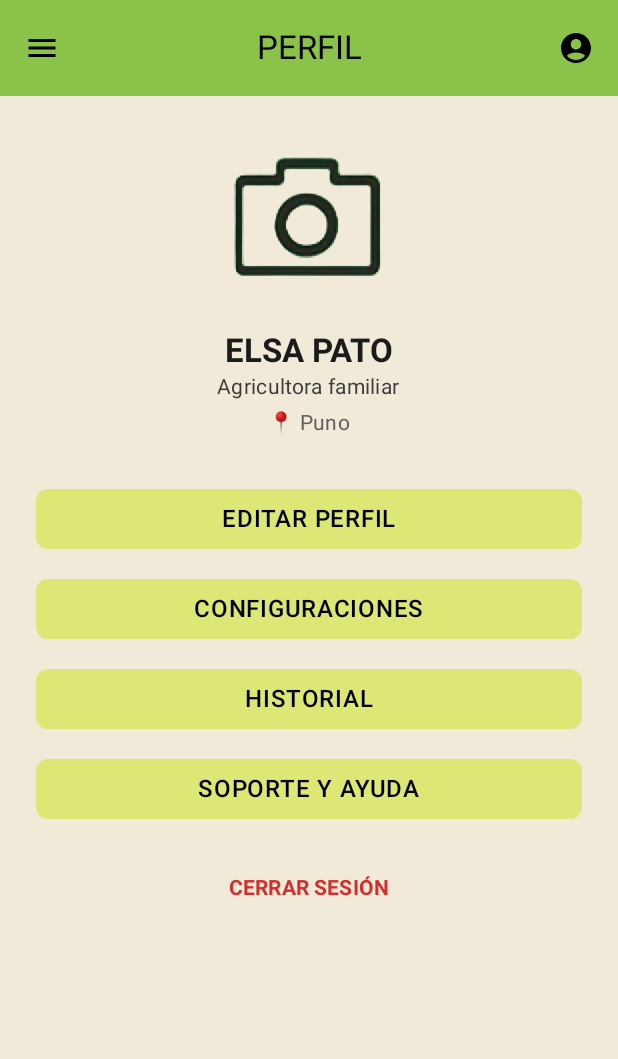
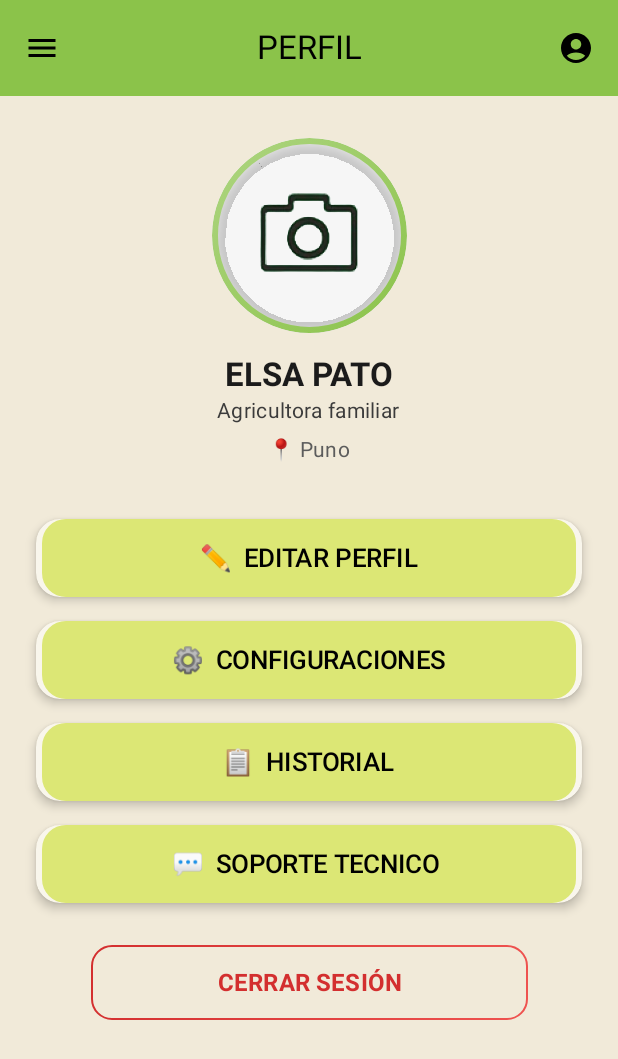
Before and after one commit to alainbru/JAKAWI-AGRO, an Android app built with Jetpack Compose: the @Preview function PreviewPerfilPrincipal, on a phone screen of 412 x 824 dp. Shown: the top 1059 px of the screen. Run offline under Robolectric (Android 15) with nearby library versions, the phone set to English and light mode, and no system bars.

Commit message:
Modificaciones al modulo de pantallas de Perfil

```diff
--- a/app/src/main/java/com/alpha/jakawiagro/screens/Perfil_1.kt
+++ b/app/src/main/java/com/alpha/jakawiagro/screens/Perfil_1.kt
@@ -2,6 +2,7 @@ package com.alpha.jakawiagro.screens
 
 import androidx.compose.foundation.Image
 import androidx.compose.foundation.background
+import androidx.compose.foundation.border
 import androidx.compose.foundation.layout.*
 import androidx.compose.foundation.shape.CircleShape
 import androidx.compose.foundation.shape.RoundedCornerShape
@@ -10,6 +11,8 @@ import androidx.compose.runtime.Composable
 import androidx.compose.ui.Alignment
 import androidx.compose.ui.Modifier
 import androidx.compose.ui.draw.clip
+import androidx.compose.ui.draw.shadow
+import androidx.compose.ui.graphics.Brush
 import androidx.compose.ui.graphics.Color
 import androidx.compose.ui.res.painterResource
 import androidx.compose.ui.text.font.FontWeight
@@ -32,7 +35,8 @@ fun PerfilPrincipal(
 ) {
     val beige = Color(0xFFF1EAD9)
     val greenBar = Color(0xFFBFD84E)
-    val greenButton = Color(0xFFDFF57A)
+    val buttonGreen = Color(0xFFDCE775)
+    val cardBg = Color(0xFFF9F6EC)
 
     Scaffold(
         topBar = {
@@ -54,20 +58,33 @@ fun PerfilPrincipal(
             horizontalAlignment = Alignment.CenterHorizontally,
             verticalArrangement = Arrangement.Top
         ) {
-            Spacer(Modifier.height(24.dp))
+            Spacer(Modifier.height(28.dp))
 
-            // Imagen de perfil
+            Box(
+                contentAlignment = Alignment.Center,
+                modifier = Modifier
+                    .size(130.dp)
+                    .clip(CircleShape)
+                    .background(Color.White)
+                    .border(
+                        width = 4.dp,
+                        brush = Brush.linearGradient(
+                            listOf(Color(0xFFAED581), Color(0xFF8BC34A))
+                        ),
+                        shape = CircleShape
+                    )
+                    .shadow(6.dp, CircleShape)
+            ) {
                 Image(
                     painter = painterResource(id = R.drawable.icono_camara),
                     contentDescription = "Foto de perfil",
                     modifier = Modifier
-                    .size(120.dp)
+                        .size(80.dp)
                         .clip(CircleShape)
                 )
+            }
 
-            Spacer(Modifier.height(12.dp))
-
-            // Nombre
+            Spacer(Modifier.height(14.dp))
             Text(
                 text = "ELSA PATO",
                 style = MaterialTheme.typography.titleLarge.copy(
@@ -76,7 +93,6 @@ fun PerfilPrincipal(
                 )
             )
 
-            // Ocupación
             Text(
                 text = "Agricultora familiar",
                 style = MaterialTheme.typography.bodyMedium.copy(
@@ -84,9 +100,8 @@ fun PerfilPrincipal(
                 )
             )
 
-            Spacer(Modifier.height(4.dp))
+            Spacer(Modifier.height(6.dp))
 
-            // Ubicación
             Text(
                 text = "📍 Puno",
                 style = MaterialTheme.typography.bodyMedium.copy(
@@ -94,52 +109,76 @@ fun PerfilPrincipal(
                 )
             )
 
-            Spacer(Modifier.height(24.dp))
+            Spacer(Modifier.height(28.dp))
 
-            // Botones de acción
-            PerfilButton("EDITAR PERFIL", onEditarPerfilClick)
-            PerfilButton("CONFIGURACIONES", onConfiguracionClick)
-            PerfilButton("HISTORIAL", onHistorialClick)
-            PerfilButton("SOPORTE Y AYUDA", onSoporteClick)
+            PerfilCardButton("✏️  EDITAR PERFIL", onEditarPerfilClick)
+            PerfilCardButton("⚙️  CONFIGURACIONES", onConfiguracionClick)
+            PerfilCardButton("📋  HISTORIAL", onHistorialClick)
+            PerfilCardButton("💬  SOPORTE TECNICO ", onSoporteClick)
 
-            Spacer(Modifier.height(12.dp))
-
-            // Botón de cerrar sesión
-            TextButton(onClick = onCerrarSesionClick) {
+            Spacer(Modifier.height(20.dp))
+            Button(
+                onClick = onCerrarSesionClick,
+                colors = ButtonDefaults.buttonColors(
+                    containerColor = Color.Transparent,
+                    contentColor = Color(0xFFD32F2F)
+                ),
+                border = ButtonDefaults.outlinedButtonBorder.copy(
+                    brush = Brush.linearGradient(
+                        colors = listOf(Color(0xFFD32F2F), Color(0xFFEF5350))
+                    )
+                ),
+                shape = RoundedCornerShape(14.dp),
+                modifier = Modifier
+                    .fillMaxWidth(0.8f)
+                    .height(50.dp)
+            ) {
                 Text(
                     text = "CERRAR SESIÓN",
-                    color = Color(0xFFD32F2F),
-                    fontWeight = FontWeight.Bold
+                    fontWeight = FontWeight.Bold,
+                    fontSize = 16.sp,
+                    textAlign = TextAlign.Center
                 )
             }
+
+            Spacer(Modifier.height(24.dp))
         }
     }
 }
 
 @Composable
-fun PerfilButton(
+fun PerfilCardButton(
     text: String,
     onClick: () -> Unit
 ) {
-    val buttonColor = Color(0xFFDCE775)
-
+    Card(
+        modifier = Modifier
+            .fillMaxWidth()
+            .padding(vertical = 8.dp)
+            .shadow(4.dp, RoundedCornerShape(16.dp)),
+        shape = RoundedCornerShape(16.dp),
+        colors = CardDefaults.cardColors(containerColor = Color(0xFFF9F6EC))
+    ) {
         Button(
             onClick = onClick,
-        shape = RoundedCornerShape(8.dp),
+            shape = RoundedCornerShape(16.dp),
             colors = ButtonDefaults.buttonColors(
-            containerColor = buttonColor,
+                containerColor = Color(0xFFDCE775),
                 contentColor = Color.Black
             ),
             modifier = Modifier
                 .fillMaxWidth()
-            .padding(vertical = 6.dp)
+                .padding(horizontal = 4.dp)
         ) {
             Text(
                 text = text,
-            style = MaterialTheme.typography.bodyLarge.copy(
-                fontWeight = FontWeight.Medium
+                style = MaterialTheme.typography.titleMedium.copy(
+                    fontWeight = FontWeight.Medium,
+                    fontSize = 17.sp
+                ),
+                modifier = Modifier.padding(vertical = 6.dp)
             )
-        )
+        }
     }
 }
 
```
Also changed, not shown: app/src/main/java/com/alpha/jakawiagro/screens/Perfil_2.kt (+63 -22 lines), app/src/main/java/com/alpha/jakawiagro/screens/Perfil_3.kt (+0 -7 lines), app/src/main/java/com/alpha/jakawiagro/screens/Perfil_4.kt (+50 -19 lines), app/src/main/java/com/alpha/jakawiagro/screens/Perfil_5.kt (+2 -5 lines). Lines whose indentation alone changed are shown as unchanged.
